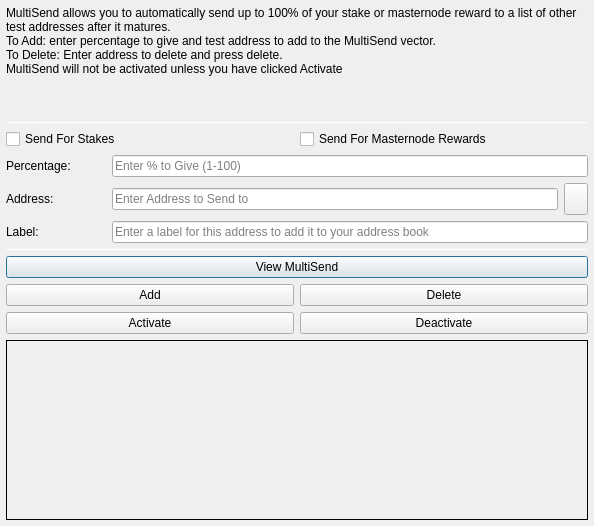
The window that src/qt/forms/multisenddialog.ui (ygtars/TestCoin) describes before a commit, drawn with Qt 5.
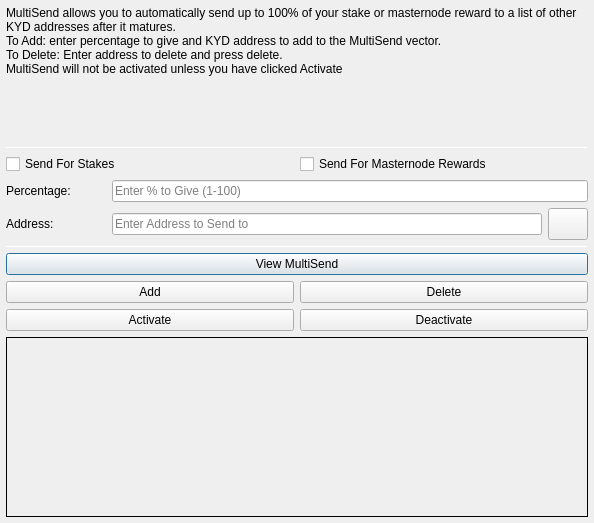
The same window after the commit. Icons and pictures are not drawn.

```diff
--- a/src/qt/forms/multisenddialog.ui
+++ b/src/qt/forms/multisenddialog.ui
@@ -10,7 +10,7 @@
     <x>0</x>
     <y>0</y>
     <width>594</width>
-    <height>526</height>
+    <height>523</height>
    </rect>
   </property>
   <property name="windowTitle">
@@ -30,15 +30,15 @@
     <number>6</number>
    </property>
    <item>
-    <layout class="QVBoxLayout" name="verticalLayout_Main" stretch="1,1,1,0,1,1,1">
+    <layout class="QVBoxLayout" name="verticalLayout_Main" stretch="1,1,1,1,1,1">
      <item>
       <widget class="QLabel" name="label_2">
        <property name="lineWidth">
         <number>1</number>
        </property>
        <property name="text">
-        <string>MultiSend allows you to automatically send up to 100% of your stake or masternode reward to a list of other test addresses after it matures.
-To Add: enter percentage to give and test address to add to the MultiSend vector.
+        <string>MultiSend allows you to automatically send up to 100% of your stake or masternode reward to a list of other KYD addresses after it matures.
+To Add: enter percentage to give and KYD address to add to the MultiSend vector.
 To Delete: Enter address to delete and press delete.
 MultiSend will not be activated unless you have clicked Activate</string>
        </property>
@@ -148,7 +148,7 @@
           </widget>
          </item>
          <item>
-          <widget class="QToolButton" name="addressBookButton">
+          <widget class="QPushButton" name="addressBookButton">
            <property name="maximumSize">
             <size>
              <width>16777215</width>
@@ -168,36 +168,15 @@
            <property name="shortcut">
             <string>Alt+A</string>
            </property>
+           <property name="autoDefault">
+            <bool>false</bool>
+           </property>
           </widget>
          </item>
         </layout>
        </item>
       </layout>
      </item>
-     <item>
-      <layout class="QHBoxLayout" name="horizontalLayout_3">
-       <item>
-        <widget class="QLabel" name="label_3">
-         <property name="minimumSize">
-          <size>
-           <width>100</width>
-           <height>0</height>
-          </size>
-         </property>
-         <property name="text">
-          <string>Label:</string>
-         </property>
-        </widget>
-       </item>
-       <item>
-        <widget class="QLineEdit" name="labelAddressLabelEdit">
-         <property name="placeholderText">
-          <string>Enter a label for this address to add it to your address book</string>
-         </property>
-        </widget>
-       </item>
-      </layout>
-     </item>
      <item>
       <widget class="Line" name="line_2">
        <property name="minimumSize">
```
Left out of the diff: 4 changed lines with no effect on the pictures.
